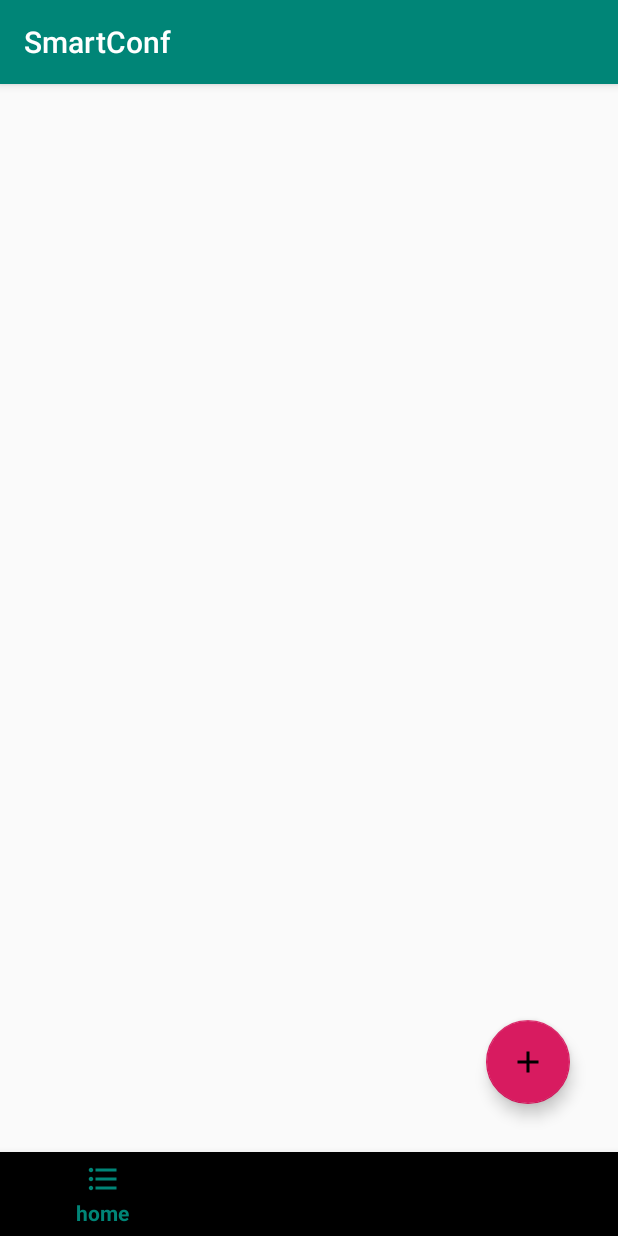
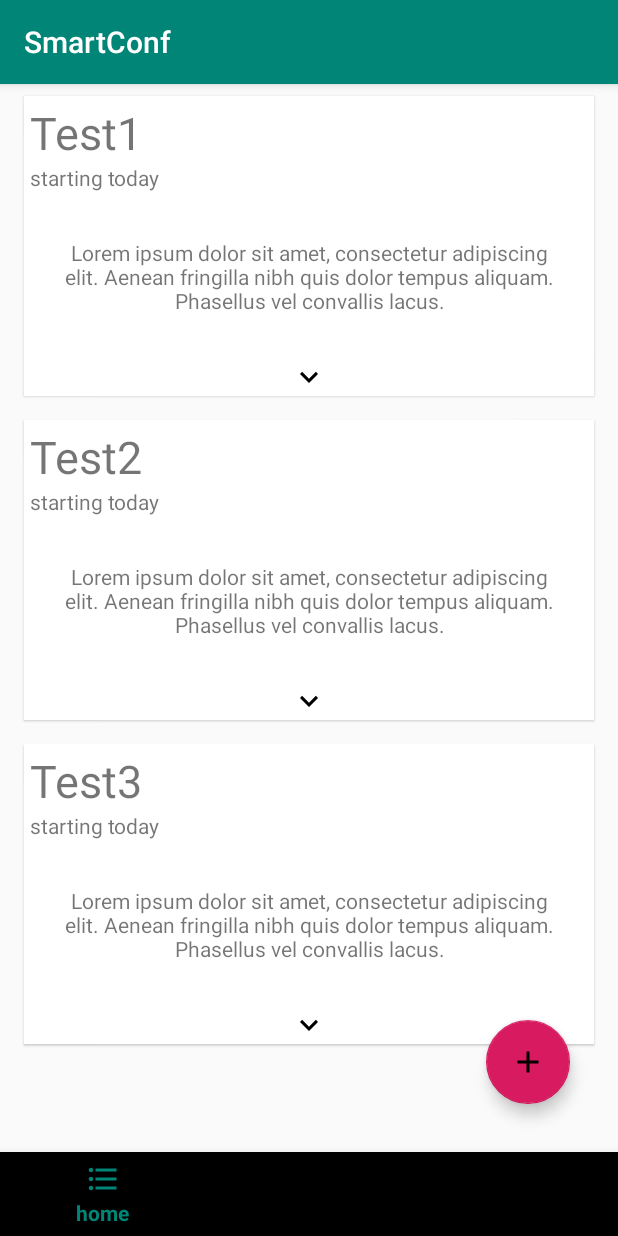
Before and after one commit to MatiCG/SmartConf, an Android app: the screen it shows after launch (MainActivity), on a phone screen of 412 x 824 dp. Run offline under Robolectric (Android 15) with nearby library versions, the phone set to English and light mode, and no system bars.

Commit message:
[ADD] trying to fix Pierre issues

```diff
--- /dev/null
+++ b/App-SmartConf/app/src/main/java/epitech/eip/smartconf/Adapters/HomeAdapter.kt
@@ -0,0 +1,30 @@
+package epitech.eip.smartconf.Adapters
+
+import android.view.LayoutInflater
+import android.view.View
+import android.view.ViewGroup
+import android.widget.TextView
+import androidx.recyclerview.widget.RecyclerView
+import epitech.eip.smartconf.R
+
+class HomeAdapter(private var titles: List<String>) : RecyclerView.Adapter<HomeAdapter.HomeViewHolder>() {
+    override fun onCreateViewHolder(parent: ViewGroup, viewType: Int): HomeViewHolder {
+        val view = LayoutInflater.from(parent.context).inflate(R.layout.recy_items_layout, parent, false)
+
+        return HomeViewHolder(view)
+    }
+
+    override fun getItemCount(): Int {
+        return titles.size
+    }
+
+    override fun onBindViewHolder(holder: HomeViewHolder, position: Int) {
+        holder.meeting_title.text = titles[position]
+    }
+
+    inner class HomeViewHolder(itemView: View) : RecyclerView.ViewHolder(itemView) {
+        val meeting_title: TextView = itemView.findViewById(R.id.meeting_title)
+        val meeting_status: TextView = itemView.findViewById(R.id.meeting_status)
+        val meeting_description: TextView = itemView.findViewById(R.id.meeting_desc)
+    }
+}
--- a/App-SmartConf/app/src/main/java/epitech/eip/smartconf/BaseClass/BaseFragment.kt
+++ b/App-SmartConf/app/src/main/java/epitech/eip/smartconf/BaseClass/BaseFragment.kt
@@ -21,5 +21,5 @@ open class BaseFragment: Fragment() {
     //This functions help you to customize the Fragment
     open fun shouldUseCustomBack(): Boolean { return false }
     open fun getLayout(): Int { return R.layout.empty_layout }
-    open fun onCustomBackPressed() { Toast.makeText(context, getString(R.string.toast_notcongifured), Toast.LENGTH_SHORT)}
+    open fun onCustomBackPressed() { Toast.makeText(context, getString(R.string.toast_notcongifured), Toast.LENGTH_SHORT).show() }
 }
--- a/App-SmartConf/app/src/main/java/epitech/eip/smartconf/Fragments/HomeFragment.kt
+++ b/App-SmartConf/app/src/main/java/epitech/eip/smartconf/Fragments/HomeFragment.kt
@@ -1,8 +1,20 @@
 package epitech.eip.smartconf.Fragments
 
+import android.os.Bundle
+import android.view.View
+import androidx.recyclerview.widget.LinearLayoutManager
+import epitech.eip.smartconf.Adapters.HomeAdapter
 import epitech.eip.smartconf.BaseClass.BaseFragment
 import epitech.eip.smartconf.R
+import kotlinx.android.synthetic.main.frag_home_layout.*
 
 class HomeFragment: BaseFragment() {
     override fun getLayout(): Int { return R.layout.frag_home_layout }
+    override fun shouldUseCustomBack(): Boolean { return true }
+    override fun onViewCreated(view: View, savedInstanceState: Bundle?) {
+        super.onViewCreated(view, savedInstanceState)
+
+        list.layoutManager = LinearLayoutManager(context)
+        list.adapter = HomeAdapter(listOf<String>("Test1", "Test2", "Test3"))
+    }
 }
--- a/App-SmartConf/app/src/main/res/layout/frag_home_layout.xml
+++ b/App-SmartConf/app/src/main/res/layout/frag_home_layout.xml
@@ -18,6 +18,7 @@
         app:srcCompat="@drawable/ic_add" />
 
     <androidx.recyclerview.widget.RecyclerView
+        android:id="@+id/list"
         android:layout_width="0dp"
         android:layout_height="0dp"
         app:layout_constraintBottom_toBottomOf="parent"
--- a/App-SmartConf/app/src/main/res/layout/recy_items_layout.xml
+++ b/App-SmartConf/app/src/main/res/layout/recy_items_layout.xml
@@ -5,10 +5,10 @@
     android:orientation="vertical"
     android:layout_width="match_parent"
     android:layout_height="200dp"
-    android:layout_marginStart="8dp"
     android:layout_marginTop="8dp"
-    android:layout_marginEnd="8dp"
     android:layout_marginBottom="8dp"
+    android:layout_marginStart="16dp"
+    android:layout_marginEnd="16dp"
     style="@style/Widget.MaterialComponents.CardView">
 
     <androidx.constraintlayout.widget.ConstraintLayout
@@ -16,7 +16,7 @@
         android:layout_height="match_parent">
 
         <TextView
-            android:id="@+id/meetting_title"
+            android:id="@+id/meeting_title"
             android:layout_width="wrap_content"
             android:layout_height="wrap_content"
             android:text="This is the title"
@@ -30,10 +30,11 @@
             android:layout_width="wrap_content"
             android:layout_height="wrap_content"
             android:text="starting today"
-            app:layout_constraintStart_toStartOf="@id/meetting_title"
-            app:layout_constraintTop_toBottomOf="@id/meetting_title" />
+            app:layout_constraintStart_toStartOf="@id/meeting_title"
+            app:layout_constraintTop_toBottomOf="@id/meeting_title" />
 
         <TextView
+            android:id="@+id/meeting_desc"
             android:layout_width="wrap_content"
             android:layout_height="wrap_content"
             app:layout_constraintStart_toStartOf="parent"
```
Also changed, not shown: App-SmartConf/app/src/main/java/epitech/eip/smartconf/BaseClass/BaseActivity.kt (+8 -0 lines).
